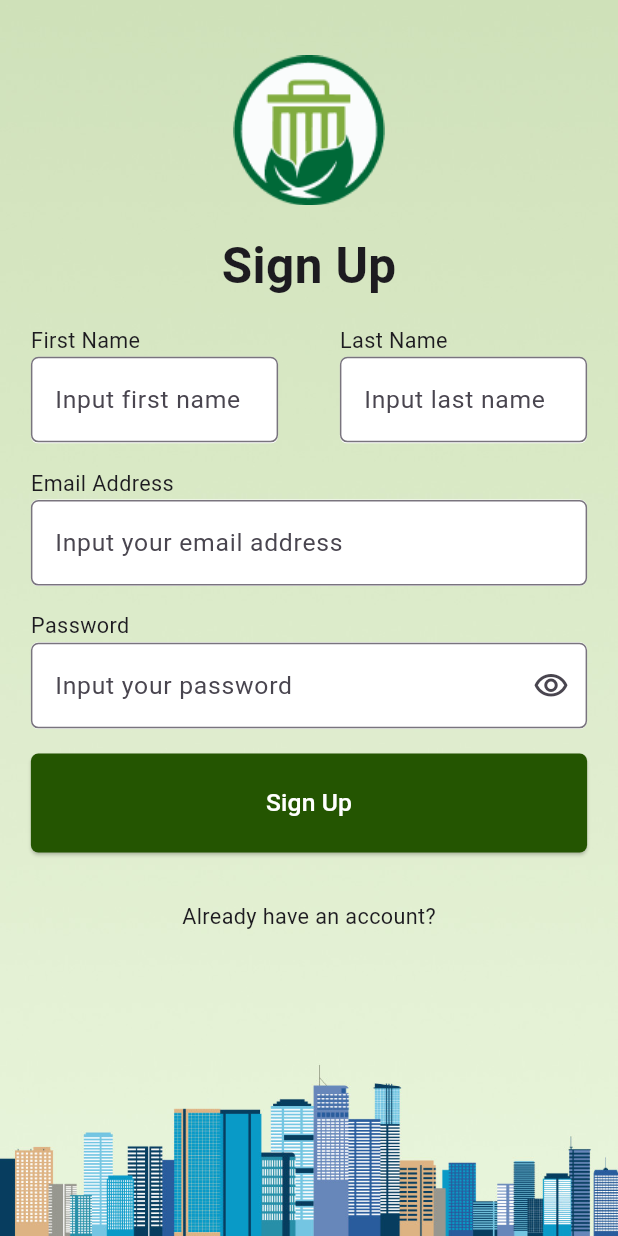
After one commit to ThienNoob/Flutter, a Flutter app: the screen it shows after launch, after a tap on "No account yet? Sign Up", on a phone screen of 412 x 824 dp. The commit adds this screen. Run offline on Flutter 3.47's test engine with Material 3 defaults, Android fonts, the light colour scheme and no system bars; our stand-ins replace shared_preferences; missing offline and left inert: confirm_dialog.

Commit message:
Login have sign up

```diff
--- a/Practice/Login/lib/main.dart
+++ b/Practice/Login/lib/main.dart
@@ -1,6 +1,7 @@
 import 'package:flutter/material.dart';
+import 'package:login/screen/screen_login/LoginWidget.dart';
 
-import 'login_widget/LoginWidget.dart';
+
 
 void main() {
   runApp(const MyApp());
@@ -18,10 +19,9 @@
     return SafeArea(
       child: MaterialApp(
         debugShowCheckedModeBanner: false,
-        home: Scaffold(
-          body: LoginWidget(screenWidth: screenWidth, screenHeight: screenHeight),
+        home: LoginWidget(screenWidth: screenWidth, screenHeight: screenHeight)
         ),
-      ),
+
     );
   }
 }
--- /dev/null
+++ b/Practice/Login/lib/screen/screen_login/LoginWidget.dart
@@ -0,0 +1,239 @@
+import 'package:flutter/cupertino.dart';
+import 'package:flutter/foundation.dart';
+import 'package:flutter/material.dart';
+import 'package:flutter/widgets.dart';
+
+import '../screen_sign_up/SignUpWidget.dart';
+
+
+class LoginWidget extends StatefulWidget {
+  const LoginWidget({
+    super.key,
+    required this.screenWidth,
+    required this.screenHeight,
+  });
+
+  final double screenWidth;
+  final double screenHeight;
+
+  @override
+  _LoginWidgetState createState() => _LoginWidgetState();
+}
+
+class _LoginWidgetState extends State<LoginWidget> {
+  bool _isPasswordVisible = false;
+  bool _isRememberMe = false;
+
+  @override
+  Widget build(BuildContext context) {
+    return Scaffold(
+      body: Container(
+        decoration: const BoxDecoration(
+          image: DecorationImage(
+            image: AssetImage('lib/image/back_ground.jpg'),
+            fit: BoxFit.fill,
+          ),
+        ),
+        child: Container(
+          alignment: Alignment.topCenter,
+          child: SingleChildScrollView(
+            child: Container(
+              width: widget.screenWidth * 0.9,
+              height: widget.screenHeight * 0.8,
+              child: Column(
+                mainAxisAlignment: MainAxisAlignment.center,
+                children: [
+                  Image.asset('lib/image/img.png'),
+                  SizedBox(height: widget.screenHeight * 0.02),
+                  Text(
+                    'Welcome Back',
+                    style: TextStyle(
+                      fontSize: widget.screenWidth * 0.08,
+                      fontWeight: FontWeight.bold,
+                    ),
+                  ),
+                  Text(
+                    'Please log in to continue',
+                    style: TextStyle(
+                      fontSize: widget.screenWidth * 0.04,
+                    ),
+                  ),
+                  SizedBox(height: widget.screenHeight * 0.04),
+                  Container(
+                    alignment: Alignment.centerLeft,
+                    child: Text(
+                      'Email Address',
+                      style: TextStyle(
+                        fontSize: widget.screenWidth * 0.035,
+                      ),
+                    ),
+                  ),
+                  Container(
+                    alignment: Alignment.centerLeft,
+                    width: widget.screenWidth - widget.screenWidth * 0.08,
+                    height: widget.screenHeight * 0.07,
+                    decoration: BoxDecoration(
+                      color: Colors.white,
+                      borderRadius: BorderRadius.circular(5),
+                    ),
+                    child: TextField(
+                      decoration: InputDecoration(
+                        focusedBorder: OutlineInputBorder(
+                          borderSide: const BorderSide(
+                            color: Color(0xff245501),
+                            width: 2,
+                          ),
+                          borderRadius: BorderRadius.circular(5),
+                        ),
+                        hintText: 'Input your email address',
+                        hintStyle: TextStyle(
+                          fontSize: widget.screenWidth * 0.04,
+                        ),
+                        //border: Colors.black,
+                        border: OutlineInputBorder(
+                          borderRadius: BorderRadius.circular(5),
+                        ),
+                      ),
+                    ),
+                  ),
+                  SizedBox(height: widget.screenHeight * 0.02),
+                  Container(
+                    alignment: Alignment.centerLeft,
+                    child: Text(
+                      'Password',
+                      style: TextStyle(
+                        fontSize: widget.screenWidth * 0.035,
+                      ),
+                    ),
+                  ),
+                  Container(
+                    alignment: Alignment.centerLeft,
+                    width: widget.screenWidth - widget.screenWidth * 0.08,
+                    height: widget.screenHeight * 0.07,
+                    decoration: BoxDecoration(
+                      color: Colors.white,
+                      borderRadius: BorderRadius.circular(5),
+                    ),
+                    child: TextField(
+                      obscureText: !_isPasswordVisible,
+                      // Toggle password visibility
+                      decoration: InputDecoration(
+                        hintText: 'Input your password',
+                        focusedBorder: OutlineInputBorder(
+                          borderSide: const BorderSide(
+                            color: Color(0xff245501),
+                            width: 2,
+                          ),
+                          borderRadius: BorderRadius.circular(5),
+                        ),
+                        hintStyle: TextStyle(
+                          fontSize: widget.screenWidth * 0.04,
+                        ),
+                        suffixIcon: IconButton(
+                          icon: Icon(
+                            _isPasswordVisible
+                                ? Icons.visibility_off_outlined
+                                : Icons.visibility_outlined,
+                          ),
+                          onPressed: () {
+                            setState(() {
+                              _isPasswordVisible = !_isPasswordVisible;
+                            });
+                          },
+                        ),
+                        border: OutlineInputBorder(
+                          borderRadius: BorderRadius.circular(5),
+                        ),
+                      ),
+                    ),
+                  ),
+                  SizedBox(height: widget.screenHeight * 0.02),
+                  Row(
+                    mainAxisAlignment: MainAxisAlignment.spaceBetween,
+                    children: [
+                      Container(
+                        child: Row(
+                          children: [
+                            Container(
+                              margin: EdgeInsets.only(
+                                  right: widget.screenWidth * 0.02),
+                              height: widget.screenHeight * 0.03,
+                              width: widget.screenHeight * 0.03,
+                              child: Checkbox(
+                                checkColor: Colors.white,
+                                activeColor: const Color(0xff245501),
+                                value: _isRememberMe,
+                                // Thay đổi giá trị của Checkbox
+                                onChanged: (value) {
+                                  setState(() {
+                                    _isRememberMe = value!;
+                                  });
+                                },
+                              ),
+                            ),
+                            Text(
+                              'Remember me',
+                              style: TextStyle(
+                                fontSize: widget.screenWidth * 0.035,
+                              ),
+                            ),
+                          ],
+                        ),
+                      ),
+                      Text(
+                        'Forgot Password?',
+                        style: TextStyle(
+                          fontSize: widget.screenWidth * 0.035,
+                        ),
+                      ),
+                    ],
+                  ),
+                  SizedBox(height: widget.screenHeight * 0.02),
+                  SizedBox(
+                    width: widget.screenWidth - widget.screenWidth * 0.08,
+                    height: widget.screenHeight * 0.08,
+                    child: ElevatedButton(
+                      onPressed: () {
+                        print('Login');
+                      },
+                      child: Text(
+                        'Log In',
+                        style: TextStyle(
+                          fontSize: widget.screenWidth * 0.04,
+                          color: Colors.white,
+                        ),
+                      ),
+                      style: ElevatedButton.styleFrom(
+                        backgroundColor: const Color(0xff245501),
+                        shape: RoundedRectangleBorder(
+                          borderRadius: BorderRadius.circular(5),
+                        ),
+                      ),
+                    ),
+                  ),
+                  SizedBox(height: widget.screenHeight * 0.02),
+                  GestureDetector(
+                    onTap: () {
+                      Navigator.push(
+                          context,
+                          MaterialPageRoute(
+                              builder: (context) => SignUpWidget(
+                                  screenWidth: widget.screenWidth,
+                                  screenHeight: widget.screenHeight)));
+                    },
+                    child: Text(
+                      'No account yet? Sign Up',
+                      style: TextStyle(
+                        fontSize: widget.screenWidth * 0.035,
+                      ),
+                    ),
+                  ),
+                ],
+              ),
+            ),
+          ),
+        ),
+      ),
+    );
+  }
+}
--- /dev/null
+++ b/Practice/Login/lib/screen/screen_sign_up/SignUpWidget.dart
@@ -0,0 +1,304 @@
+import 'package:flutter/cupertino.dart';
+import 'package:flutter/material.dart';
+import 'package:flutter/widgets.dart';
+
+import '../screen_login/LoginWidget.dart';
+
+class SignUpWidget extends StatefulWidget {
+  const SignUpWidget({
+    super.key,
+    required this.screenWidth,
+    required this.screenHeight,
+  });
+
+  final double screenWidth;
+  final double screenHeight;
+
+  @override
+  _LoginWidgetState createState() => _LoginWidgetState();
+}
+
+class _LoginWidgetState extends State<SignUpWidget> {
+  bool _isPasswordVisible = false;
+
+  @override
+  Widget build(BuildContext context) {
+    return Scaffold(
+      body: Container(
+        decoration: const BoxDecoration(
+          image: DecorationImage(
+            image: AssetImage('lib/image/back_ground.jpg'),
+            fit: BoxFit.fill,
+          ),
+        ),
+        child: Container(
+          alignment: Alignment.topCenter,
+          child: SingleChildScrollView(
+            child: Container(
+              width: widget.screenWidth * 0.9,
+              height: widget.screenHeight * 0.8,
+              child: Column(
+                mainAxisAlignment: MainAxisAlignment.center,
+                children: [
+                  Image.asset('lib/image/img.png'),
+                  SizedBox(height: widget.screenHeight * 0.02),
+
+                  // Text sign up
+                  Text(
+                    'Sign Up',
+                    style: TextStyle(
+                      fontSize: widget.screenWidth * 0.08,
+                      fontWeight: FontWeight.bold,
+                    ),
+                  ),
+                  SizedBox(height: widget.screenHeight * 0.02),
+
+                  // First name and last name
+                  Row(
+                    mainAxisAlignment: MainAxisAlignment.spaceBetween,
+                    children: [
+                      //First name
+                      Container(
+                        width: widget.screenWidth * 0.4,
+                        child: Column(
+                            mainAxisAlignment: MainAxisAlignment.center,
+                            children: [
+                              Container(
+                                alignment: Alignment.centerLeft,
+                                child: Text(
+                                  'First Name',
+                                  style: TextStyle(
+                                    fontSize: widget.screenWidth * 0.035,
+                                  ),
+                                ),
+                              ),
+                              Container(
+                                width: (widget.screenWidth -
+                                        widget.screenWidth * 0.08) /
+                                    2,
+                                height: widget.screenHeight * 0.07,
+                                decoration: BoxDecoration(
+                                  color: Colors.white,
+                                  borderRadius: BorderRadius.circular(5),
+                                ),
+                                child: TextField(
+                                  decoration: InputDecoration(
+                                    focusedBorder: OutlineInputBorder(
+                                      borderSide: const BorderSide(
+                                        color: Color(0xff245501),
+                                        width: 2,
+                                      ),
+                                      borderRadius: BorderRadius.circular(5),
+                                    ),
+                                    hintText: 'Input first name',
+                                    hintStyle: TextStyle(
+                                      fontSize: widget.screenWidth * 0.04,
+                                    ),
+                                    //border: Colors.black,
+                                    border: OutlineInputBorder(
+                                      borderRadius: BorderRadius.circular(5),
+                                    ),
+                                  ),
+                                ),
+                              ),
+                            ]),
+                      ),
+
+                      //Last name
+                      Container(
+                        width: widget.screenWidth * 0.4,
+                        child: Column(
+                            mainAxisAlignment: MainAxisAlignment.center,
+                            children: [
+                              Container(
+                                alignment: Alignment.centerLeft,
+                                child: Text(
+                                  'Last Name',
+                                  style: TextStyle(
+                                    fontSize: widget.screenWidth * 0.035,
+                                  ),
+                                ),
+                              ),
+                              Container(
+                                width: (widget.screenWidth -
+                                        widget.screenWidth * 0.08) /
+                                    2,
+                                height: widget.screenHeight * 0.07,
+                                decoration: BoxDecoration(
+                                  color: Colors.white,
+                                  borderRadius: BorderRadius.circular(5),
+                                ),
+                                child: TextField(
+                                  decoration: InputDecoration(
+                                    focusedBorder: OutlineInputBorder(
+                                      borderSide: const BorderSide(
+                                        color: Color(0xff245501),
+                                        width: 2,
+                                      ),
+                                      borderRadius: BorderRadius.circular(5),
+                                    ),
+                                    hintText: 'Input last name',
+                                    hintStyle: TextStyle(
+                                      fontSize: widget.screenWidth * 0.04,
+                                    ),
+                                    //border: Colors.black,
+                                    border: OutlineInputBorder(
+                                      borderRadius: BorderRadius.circular(5),
+                                    ),
+                                  ),
+                                ),
+                              ),
+                            ]),
+                      )
+                    ],
+                  ),
+                  SizedBox(
+                    height: widget.screenHeight * 0.02,
+                  ),
+
+                  //Text Email address
+                  Container(
+                    alignment: Alignment.centerLeft,
+                    child: Text(
+                      'Email Address',
+                      style: TextStyle(
+                        fontSize: widget.screenWidth * 0.035,
+                      ),
+                    ),
+                  ),
+
+                  //Textfield input email address
+                  Container(
+                    alignment: Alignment.centerLeft,
+                    width: widget.screenWidth - widget.screenWidth * 0.08,
+                    height: widget.screenHeight * 0.07,
+                    decoration: BoxDecoration(
+                      color: Colors.white,
+                      borderRadius: BorderRadius.circular(5),
+                    ),
+                    child: TextField(
+                      decoration: InputDecoration(
+                        focusedBorder: OutlineInputBorder(
+                          borderSide: const BorderSide(
+                            color: Color(0xff245501),
+                            width: 2,
+                          ),
+                          borderRadius: BorderRadius.circular(5),
+                        ),
+                        hintText: 'Input your email address',
+                        hintStyle: TextStyle(
+                          fontSize: widget.screenWidth * 0.04,
+                        ),
+                        //border: Colors.black,
+                        border: OutlineInputBorder(
+                          borderRadius: BorderRadius.circular(5),
+                        ),
+                      ),
+                    ),
+                  ),
+                  SizedBox(height: widget.screenHeight * 0.02),
+
+                  //Text pass
+                  Container(
+                    alignment: Alignment.centerLeft,
+                    child: Text(
+                      'Password',
+                      style: TextStyle(
+                        fontSize: widget.screenWidth * 0.035,
+                      ),
+                    ),
+                  ),
+
+                  //Text field input pass
+                  Container(
+                    alignment: Alignment.centerLeft,
+                    width: widget.screenWidth - widget.screenWidth * 0.08,
+                    height: widget.screenHeight * 0.07,
+                    decoration: BoxDecoration(
+                      color: Colors.white,
+                      borderRadius: BorderRadius.circular(5),
+                    ),
+                    child: TextField(
+                      obscureText: !_isPasswordVisible,
+                      // Toggle password visibility
+                      decoration: InputDecoration(
+                        hintText: 'Input your password',
+                        focusedBorder: OutlineInputBorder(
+                          borderSide: const BorderSide(
+                            color: Color(0xff245501),
+                            width: 2,
+                          ),
+                          borderRadius: BorderRadius.circular(5),
+                        ),
+                        hintStyle: TextStyle(
+                          fontSize: widget.screenWidth * 0.04,
+                        ),
+                        suffixIcon: IconButton(
+                          icon: Icon(
+                            _isPasswordVisible
+                                ? Icons.visibility_off_outlined
+                                : Icons.visibility_outlined,
+                          ),
+                          onPressed: () {
+                            setState(() {
+                              _isPasswordVisible = !_isPasswordVisible;
+                            });
+                          },
+                        ),
+                        border: OutlineInputBorder(
+                          borderRadius: BorderRadius.circular(5),
+                        ),
+                      ),
+                    ),
+                  ),
+                  SizedBox(height: widget.screenHeight * 0.02),
+
+                  //Button sign up
+                  SizedBox(
+                    width: widget.screenWidth - widget.screenWidth * 0.08,
+                    height: widget.screenHeight * 0.08,
+                    child: ElevatedButton(
+                      onPressed: () {},
+                      child: Text(
+                        'Sign Up',
+                        style: TextStyle(
+                          fontSize: widget.screenWidth * 0.04,
+                          color: Colors.white,
+                        ),
+                      ),
+                      style: ElevatedButton.styleFrom(
+                        backgroundColor: const Color(0xff245501),
+                        shape: RoundedRectangleBorder(
+                          borderRadius: BorderRadius.circular(5),
+                        ),
+                      ),
+                    ),
+                  ),
+                  SizedBox(height: widget.screenHeight * 0.04),
+
+                  // Back to login screen
+                  GestureDetector(
+                    onTap: () {
+                      Navigator.push(
+                          context,
+                          MaterialPageRoute(
+                              builder: (context) => LoginWidget(
+                                  screenWidth: widget.screenWidth,
+                                  screenHeight: widget.screenHeight)));
+                    },
+                    child: Text(
+                      'Already have an account?',
+                      style: TextStyle(
+                        fontSize: widget.screenWidth * 0.035,
+                      ),
+                    ),
+                  ),
+                ],
+              ),
+            ),
+          ),
+        ),
+      ),
+    );
+  }
+}
```
Also changed, not shown: Practice/navigation/analysis_options.yaml (added, +28 -0 lines), Practice/navigation/lib/main.dart (added, +73 -0 lines), Practice/navigation/pubspec.yaml (added, +90 -0 lines), Practice/navigation/pubspec.lock (added), 124 other files.
